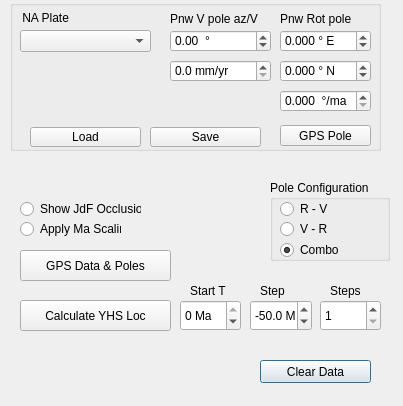
Qt form pnw_rotation_py/pnw_rotation_py_dialog_base.ui (DrStriate/Geology) before a commit.
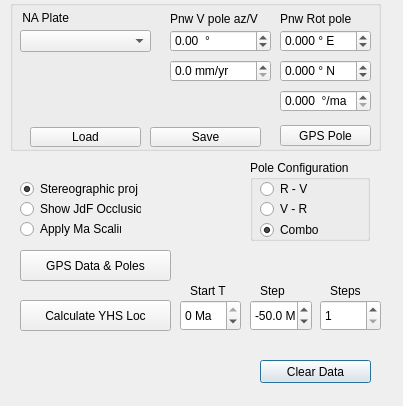
The same form after that commit.

Commit message: Enable switching between Stereographic projection and geod-based

```diff
--- a/pnw_rotation_py/pnw_rotation_py_dialog_base.ui
+++ b/pnw_rotation_py/pnw_rotation_py_dialog_base.ui
@@ -498,8 +498,8 @@
   <widget class="QGroupBox" name="groupBox">
    <property name="geometry">
     <rect>
-     <x>270</x>
-     <y>180</y>
+     <x>250</x>
+     <y>160</y>
      <width>120</width>
      <height>81</height>
     </rect>
@@ -550,6 +550,25 @@
     </property>
    </widget>
   </widget>
+  <widget class="QRadioButton" name="rbStereographic">
+   <property name="geometry">
+    <rect>
+     <x>20</x>
+     <y>180</y>
+     <width>121</width>
+     <height>18</height>
+    </rect>
+   </property>
+   <property name="toolTipDuration">
+    <number>-3</number>
+   </property>
+   <property name="text">
+    <string>Stereographic proj</string>
+   </property>
+   <property name="checked">
+    <bool>true</bool>
+   </property>
+  </widget>
   <zorder>groupParamBox</zorder>
   <zorder>clearDataButton</zorder>
   <zorder>pbRunYhsLocButton</zorder>
```
Left out of the diff: 1 changed line with no effect on the pictures. The commit also changes 8 other files.
